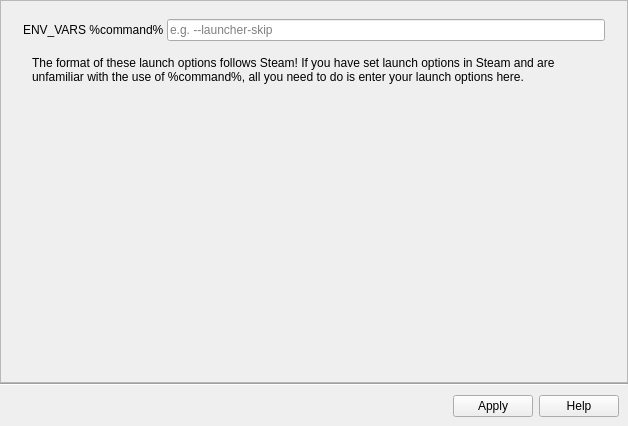
The window that src/launch_options.ui (rfrench3/scopebuddy-gui) describes before a commit, drawn with Qt 5.
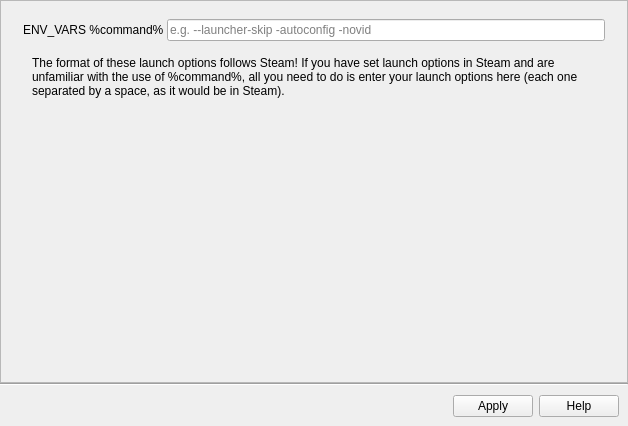
The same window after the commit.

Commit message: reworded explanation to minimize confusion

Diff of the .ui file:
```diff
--- a/src/launch_options.ui
+++ b/src/launch_options.ui
@@ -107,7 +107,7 @@
                <item>
                 <widget class="QLineEdit" name="lineEdit">
                  <property name="placeholderText">
-                  <string>e.g. --launcher-skip</string>
+                  <string>e.g. --launcher-skip -autoconfig -novid</string>
                  </property>
                 </widget>
                </item>
@@ -156,7 +156,7 @@
                   <item>
                    <widget class="QLabel" name="label_13">
                     <property name="text">
-                     <string>&lt;html&gt;&lt;head/&gt;&lt;body&gt;&lt;p&gt;The format of these launch options follows Steam! If you have set launch options in Steam and are unfamiliar with the use of %command%, all you need to do is enter your launch options here.&lt;/p&gt;&lt;/body&gt;&lt;/html&gt;</string>
+                     <string>&lt;html&gt;&lt;head/&gt;&lt;body&gt;&lt;p&gt;The format of these launch options follows Steam! If you have set launch options in Steam and are unfamiliar with the use of %command%, all you need to do is enter your launch options here (each one separated by a space, as it would be in Steam).&lt;/p&gt;&lt;/body&gt;&lt;/html&gt;</string>
                     </property>
                     <property name="wordWrap">
                      <bool>true</bool>
```
